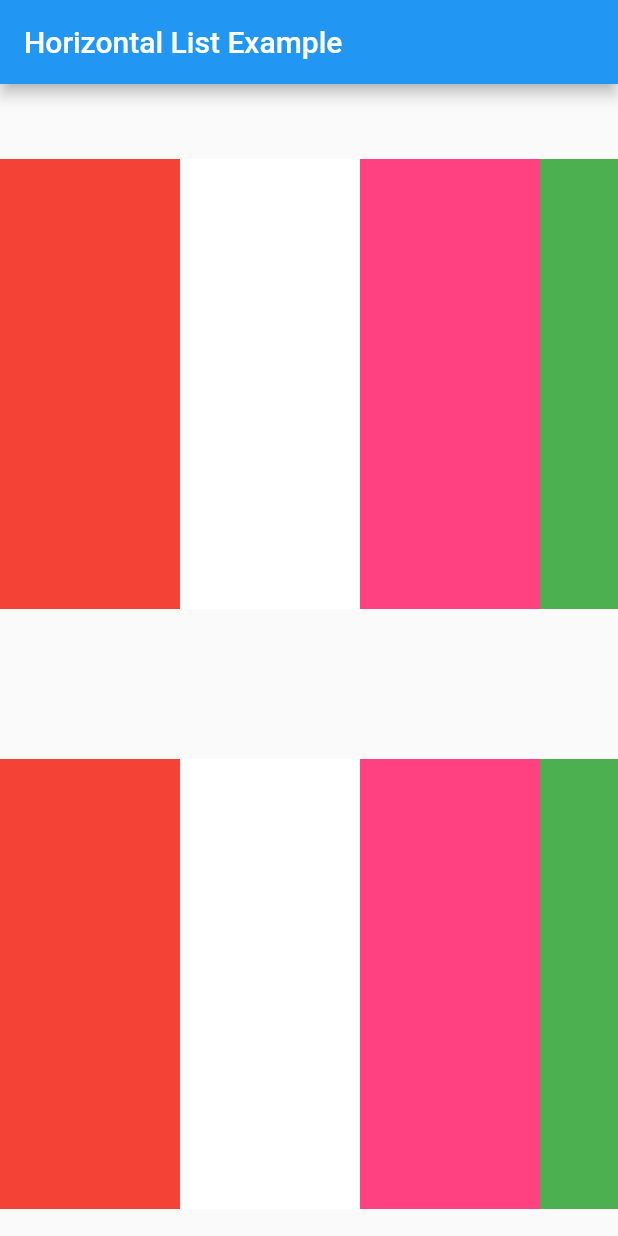
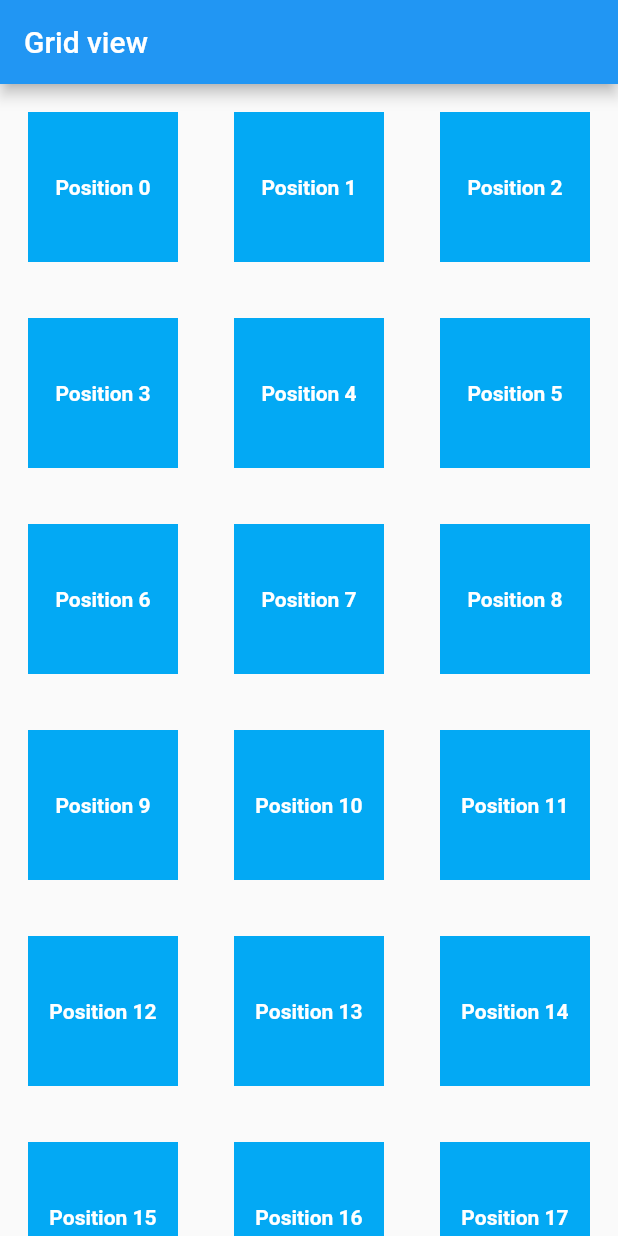
Before and after one commit to phawazzzy/learning-flutter-, a Flutter app: the screen it shows after launch, on a phone screen of 412 x 824 dp. Run offline on Flutter 3.47's test engine with Material 2 defaults, Android fonts, the phone set to English and light mode, and no system bars.

Commit message:
gridView example

```diff
--- a/lib/main.dart
+++ b/lib/main.dart
@@ -3,7 +3,7 @@ import 'package:flutter/material.dart';
 void main() => runApp(MyApp());
 
 class MyApp extends StatelessWidget {
-  final title = 'Horizontal List Example';
+  final title = 'Grid view';
   @override
   Widget build(BuildContext context) {
     return MaterialApp(
@@ -12,43 +12,26 @@ class MyApp extends StatelessWidget {
           appBar: AppBar(
             title: Text(title),
           ),
-          body: ListView.builder(
-            itemCount: 4,
-            itemBuilder: (context, index) {
-            return Container(
-              margin: EdgeInsets.symmetric(vertical: 50.0),
-              height: 300.0,
-              child: ListView(
-                scrollDirection: Axis.horizontal,
-                children: <Widget>[
-                  Container(
-                    width: 120.0,
-                    color: Colors.red,
+          body: GridView.count(
+              crossAxisCount: 3,
+              children: List.generate(100, (index) {
+                return Center(
+                  child: Container(
+                    width: 100.0,
+                    height: 100.0,
+                    color: Colors.lightBlue,
+                    child: Center(
+                      child: Text(
+                        'Position $index',
+                        style: TextStyle(
+                            color: Colors.white,
+                            fontWeight: FontWeight.bold,
+                            ),
+                      ),
+                    ),
                   ),
-                  Container(
-                    width: 120.0,
-                    color: Colors.white,
-                  ),
-                  Container(
-                    width: 120.0,
-                    color: Colors.pinkAccent,
-                  ),
-                  Container(
-                    width: 120.0,
-                    color: Colors.green,
-                  ),
-                  Container(
-                    width: 120.0,
-                    color: Colors.pink,
-                  ),
-                  Container(
-                    width: 120.0,
-                    color: Colors.lime,
-                  )
-                ],
-              ),
-            );
-          })),
+                );
+              }))),
     );
   }
 }
```
